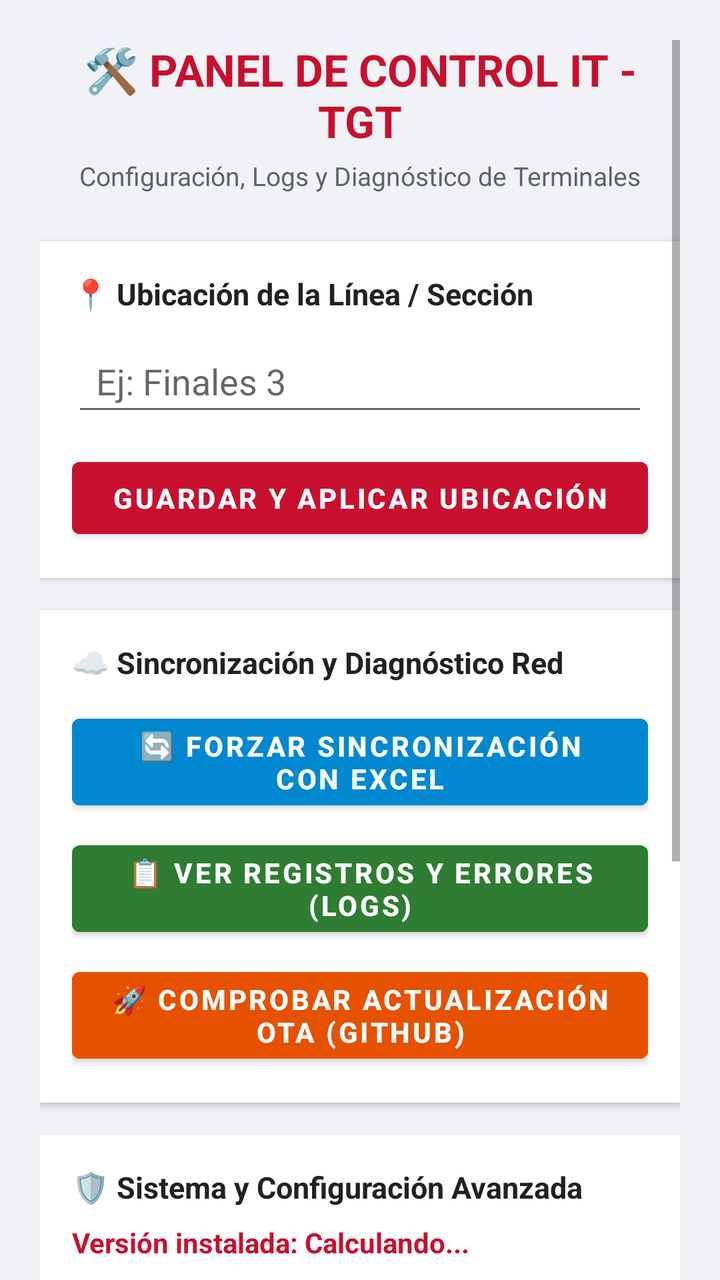
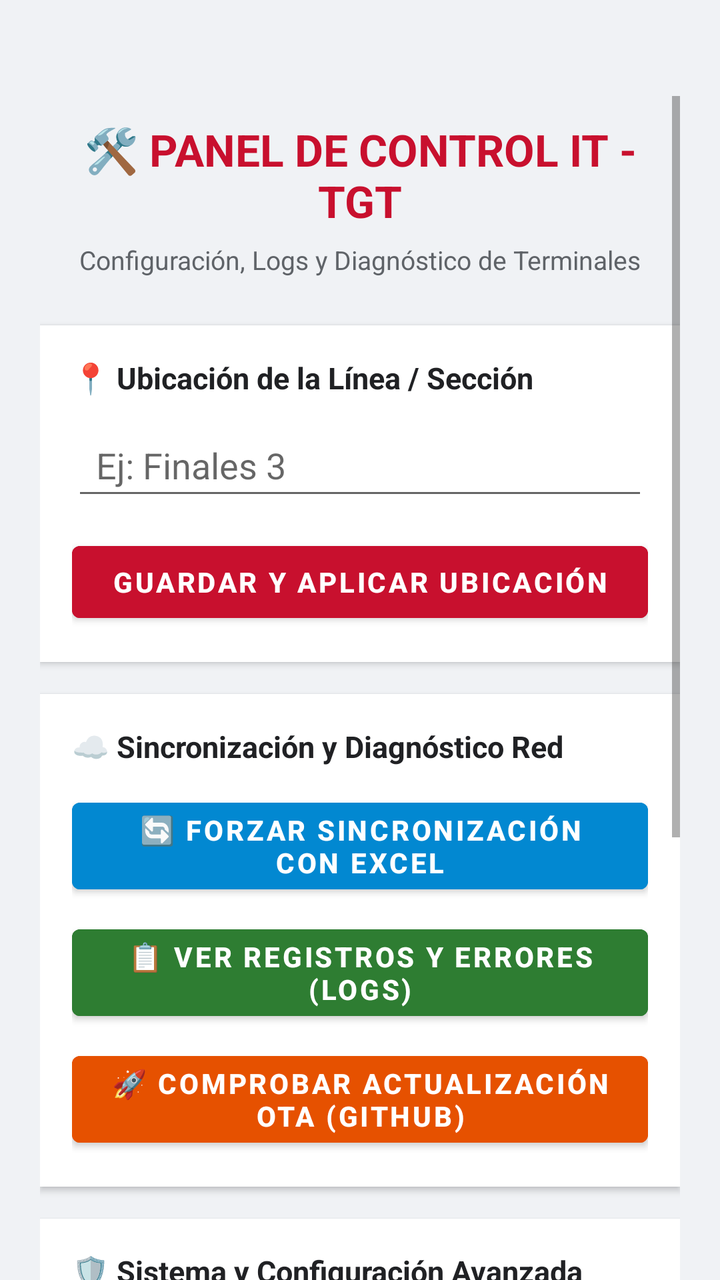

Compare the two renders of this Android layout. The source of the first and the diff that turns it into the second are given below.
<!-- AndroidManifest.xml: application theme Theme.LauncherKioscoTGT -->
<!-- res/layout/activity_it.xml -->
<?xml version="1.0" encoding="utf-8"?>
<ScrollView xmlns:android="http://schemas.android.com/apk/res/android"
    android:layout_width="match_parent"
    android:layout_height="match_parent"
    android:background="#F0F2F5"
    android:fillViewport="true"
    android:clipToPadding="false"
    android:paddingLeft="20dp"
    android:paddingTop="20dp"
    android:paddingRight="20dp"
    android:paddingBottom="80dp">

    <LinearLayout
        android:layout_width="match_parent"
        android:layout_height="wrap_content"
        android:orientation="vertical">

        <TextView
            android:layout_width="match_parent"
            android:layout_height="wrap_content"
            android:gravity="center"
            android:text="🛠️ PANEL DE CONTROL IT - TGT"
            android:textColor="#C8102E"
            android:textSize="22sp"
            android:textStyle="bold"
            android:layout_marginBottom="4dp" />

        <TextView
            android:layout_width="match_parent"
            android:layout_height="wrap_content"
            android:gravity="center"
            android:text="Configuración, Logs y Diagnóstico de Terminales"
            android:textColor="#5F6368"
            android:textSize="13sp"
            android:layout_marginBottom="24dp" />

        <LinearLayout
            android:layout_width="match_parent"
            android:layout_height="wrap_content"
            android:background="#FFFFFF"
            android:orientation="vertical"
            android:padding="16dp"
            android:layout_marginBottom="16dp"
            android:elevation="2dp">

            <TextView
                android:layout_width="match_parent"
                android:layout_height="wrap_content"
                android:text="📍 Ubicación de la Línea / Sección"
                android:textColor="#202124"
                android:textSize="15sp"
                android:textStyle="bold"
                android:layout_marginBottom="8dp" />

            <EditText
                android:id="@+id/etUbicacion"
                android:layout_width="match_parent"
                android:layout_height="48dp"
                android:hint="Ej: Finales 3"
                android:inputType="text"
                android:paddingHorizontal="12dp"
                android:layout_marginBottom="12dp" />

            <Button
                android:id="@+id/btnGuardarConfig"
                android:layout_width="match_parent"
                android:layout_height="wrap_content"
                android:backgroundTint="#C8102E"
                android:text="Guardar y Aplicar Ubicación"
                android:textColor="#FFFFFF"
                android:textStyle="bold" />
        </LinearLayout>

        <LinearLayout
            android:layout_width="match_parent"
            android:layout_height="wrap_content"
            android:background="#FFFFFF"
            android:orientation="vertical"
            android:padding="16dp"
            android:layout_marginBottom="16dp"
            android:elevation="2dp">

            <TextView
                android:layout_width="match_parent"
                android:layout_height="wrap_content"
                android:text="☁️ Sincronización y Diagnóstico Red"
                android:textColor="#202124"
                android:textSize="15sp"
                android:textStyle="bold"
                android:layout_marginBottom="12dp" />

            <Button
                android:id="@+id/btnTestSincro"
                android:layout_width="match_parent"
                android:layout_height="wrap_content"
                android:backgroundTint="#0288D1"
                android:text="🔄 Forzar Sincronización con Excel"
                android:textColor="#FFFFFF"
                android:textStyle="bold"
                android:layout_marginBottom="8dp" />

            <Button
                android:id="@+id/btnVerLogsIt"
                android:layout_width="match_parent"
                android:layout_height="wrap_content"
                android:backgroundTint="#2E7D32"
                android:text="📋 Ver Registros y Errores (Logs)"
                android:textColor="#FFFFFF"
                android:textStyle="bold"
                android:layout_marginBottom="8dp" />

            <Button
                android:id="@+id/btnForzarOTA"
                android:layout_width="match_parent"
                android:layout_height="wrap_content"
                android:backgroundTint="#E65100"
                android:text="🚀 Comprobar Actualización OTA (GitHub)"
                android:textColor="#FFFFFF"
                android:textStyle="bold" />
        </LinearLayout>

        <LinearLayout
            android:layout_width="match_parent"
            android:layout_height="wrap_content"
            android:background="#FFFFFF"
            android:orientation="vertical"
            android:padding="16dp"
            android:layout_marginBottom="24dp"
            android:elevation="2dp">

            <TextView
                android:layout_width="match_parent"
                android:layout_height="wrap_content"
                android:text="🛡️ Sistema y Configuración Avanzada"
                android:textColor="#202124"
                android:textSize="15sp"
                android:textStyle="bold"
                android:layout_marginBottom="8dp" />

            
            <TextView
                android:id="@+id/tvVersionApp"
                android:layout_width="match_parent"
                android:layout_height="wrap_content"
                android:text="Versión instalada: Calculando..."
                android:textColor="#C8102E"
                android:textSize="14sp"
                android:textStyle="bold"
                android:layout_marginBottom="6dp" />

            <TextView
                android:id="@+id/tvEstadoKiosco"
                android:layout_width="match_parent"
                android:layout_height="wrap_content"
                android:text="Modo Kiosco / Control de Dispositivo Activo"
                android:textColor="#5F6368"
                android:textSize="13sp"
                android:layout_marginBottom="12dp" />

            <Button
                android:id="@+id/btnAbrirAjustesAndroid"
                android:layout_width="match_parent"
                android:layout_height="wrap_content"
                android:backgroundTint="#424242"
                android:text="Abrir Ajustes Generales de Android"
                android:textColor="#FFFFFF"
                android:textStyle="bold" />
        </LinearLayout>

        <Button
            android:id="@+id/btnCerrarPanelIT"
            android:layout_width="match_parent"
            android:layout_height="60dp"
            android:backgroundTint="#202124"
            android:text="Cerrar Panel y Volver al Launcher"
            android:textColor="#FFFFFF"
            android:textStyle="bold"
            android:layout_marginBottom="20dp" />

    </LinearLayout>
</ScrollView>
<!-- resources referenced by this layout -->
<resources>
  <style name="Theme.LauncherKioscoTGT" parent="Theme.MaterialComponents.Light.NoActionBar">
          
          <item name="colorPrimary">#C8102E</item>
          <item name="colorPrimaryVariant">#990C23</item>
          <item name="colorOnPrimary">#FFFFFF</item>
  
          <item name="colorSecondary">#03DAC6</item>
          <item name="colorSecondaryVariant">#018786</item>
          <item name="colorOnSecondary">#000000</item>
  
          <item name="android:statusBarColor">#F8F9FA</item>
          <item name="android:windowLightStatusBar">true</item>
      </style>
</resources>

<!-- the commit's change to res/layout/activity_it.xml (unified diff, before → after) -->
@@ -6,7 +6,7 @@
     android:fillViewport="true"
     android:clipToPadding="false"
     android:paddingLeft="20dp"
-    android:paddingTop="20dp"
+    android:paddingTop="48dp"
     android:paddingRight="20dp"
     android:paddingBottom="80dp">
 
@@ -23,7 +23,8 @@
             android:textColor="#C8102E"
             android:textSize="22sp"
             android:textStyle="bold"
-            android:layout_marginBottom="4dp" />
+            android:layout_marginTop="12dp"
+            android:layout_marginBottom="6dp" />
 
         <TextView
             android:layout_width="match_parent"
